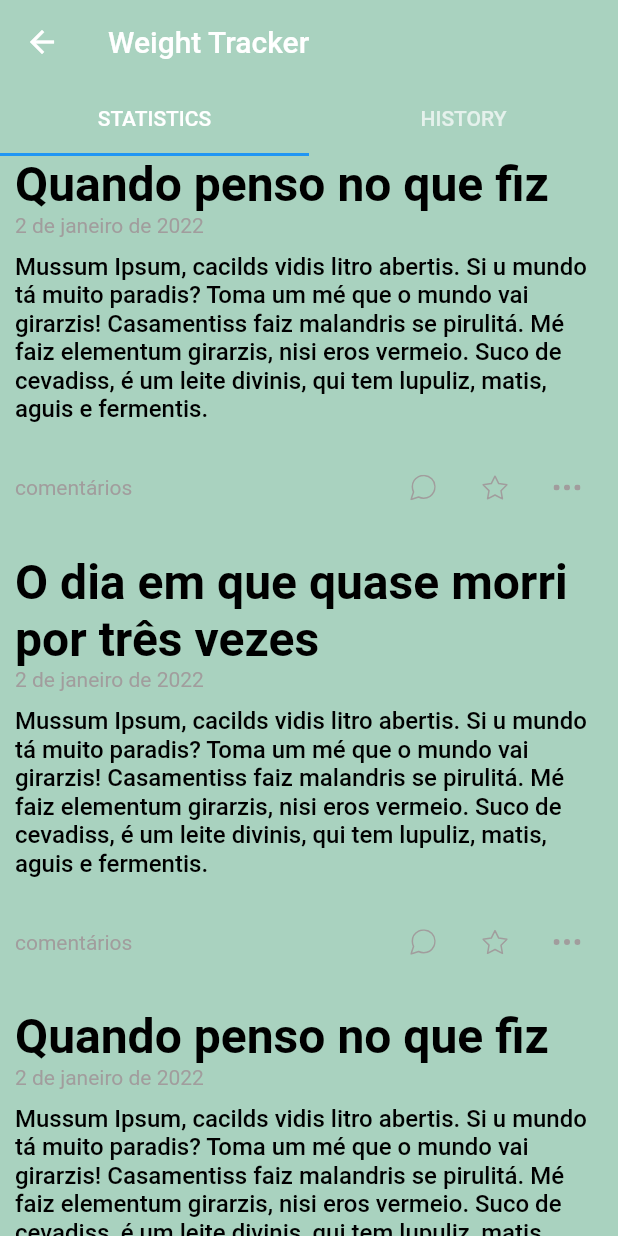
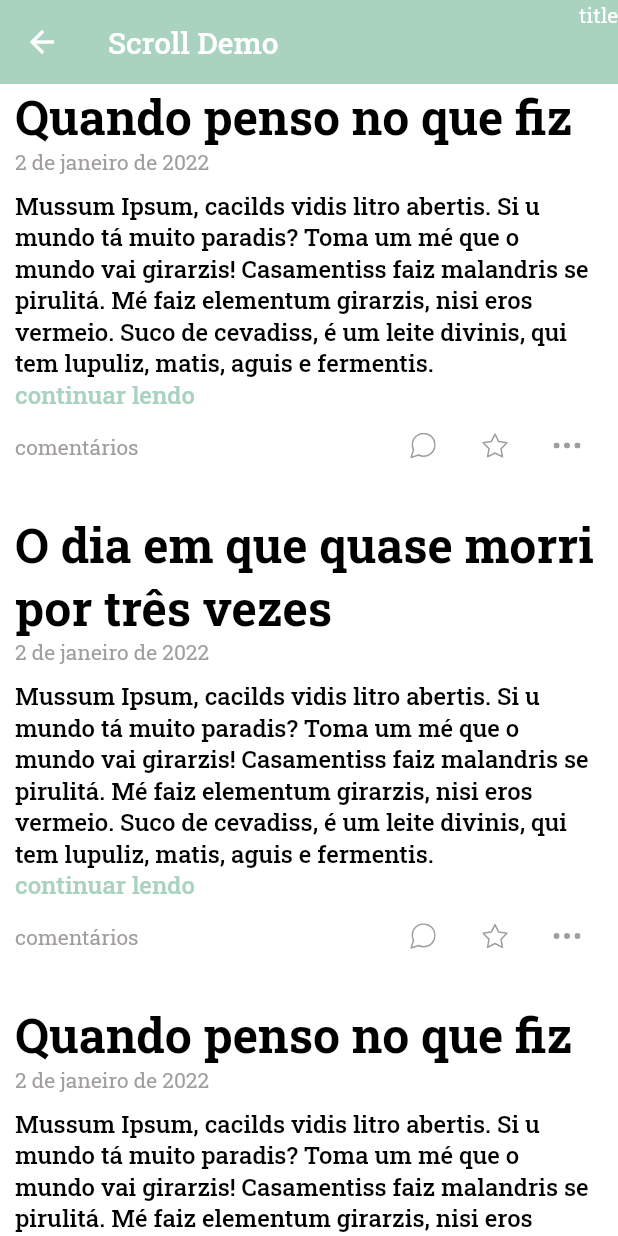
Before and after one commit to csbs1985/universe_history_app, a Flutter app: the screen it shows after launch, on a phone screen of 412 x 824 dp. Run offline on Flutter 3.47's test engine with Material 2 defaults, Android fonts, the phone set to English and light mode, and no system bars; our stand-ins replace flutter_svg, page_transition; Roboto replaces fonts that are missing (ubuntu).

Commit message:
add fonts

```diff
--- a/lib/components/history_item_component.dart
+++ b/lib/components/history_item_component.dart
@@ -52,7 +52,7 @@ class _HistoryItemComponentState extends State<HistoryItemComponent> {
                     crossAxisAlignment: CrossAxisAlignment.center,
                     mainAxisAlignment: MainAxisAlignment.spaceBetween,
                     children: [
-                      Text(
+                      const Text(
                         'comentários',
                         style: uiTextStyle.text2,
                       ),
--- a/lib/main.dart
+++ b/lib/main.dart
@@ -29,8 +29,8 @@ class MyApp extends StatelessWidget {
       title: 'Flutter Demo',
       home: const SplashPage(),
       theme: ThemeData(
-        scaffoldBackgroundColor: uiColor.primary,
-        fontFamily: 'ubuntu',
+        scaffoldBackgroundColor: uiColor.comp_5,
+        fontFamily: 'roboto',
         appBarTheme: const AppBarTheme(
           backgroundColor: uiColor.primary,
           elevation: 0,
--- a/lib/pages/home_page.dart
+++ b/lib/pages/home_page.dart
@@ -1,6 +1,7 @@
 // ignore_for_file: unnecessary_new, prefer_const_constructors
 
 import 'package:flutter/material.dart';
+import 'package:flutter/rendering.dart';
 import 'package:flutter/services.dart';
 import 'package:universe_history_app/components/history_item_component.dart';
 import 'package:universe_history_app/shared/models/history_model.dart';
@@ -14,13 +15,41 @@ class HomePage extends StatefulWidget {
 }
 
 class _HomePageState extends State<HomePage> with TickerProviderStateMixin {
-  late final TabController _tabController;
+  late ScrollController _scrollViewController;
+  bool _showAppbar = true;
+  bool isScrollingDown = false;
   List<HistoryModel> allHistory = HistoryModel.allHistory;
 
   @override
   void initState() {
     super.initState();
-    _tabController = TabController(length: 2, vsync: this);
+    _scrollViewController = new ScrollController();
+    _scrollViewController.addListener(() {
+      if (_scrollViewController.position.userScrollDirection ==
+          ScrollDirection.reverse) {
+        if (!isScrollingDown) {
+          isScrollingDown = true;
+          _showAppbar = false;
+          setState(() {});
+        }
+      }
+
+      if (_scrollViewController.position.userScrollDirection ==
+          ScrollDirection.forward) {
+        if (isScrollingDown) {
+          isScrollingDown = false;
+          _showAppbar = true;
+          setState(() {});
+        }
+      }
+    });
+  }
+
+  @override
+  void dispose() {
+    _scrollViewController.dispose();
+    _scrollViewController.removeListener(() {});
+    super.dispose();
   }
 
   @override
@@ -33,30 +62,22 @@ class _HomePageState extends State<HomePage> with TickerProviderStateMixin {
     );
 
     return Scaffold(
-      body: NestedScrollView(
-        headerSliverBuilder: (BuildContext context, bool innerBoxIsScrolled) {
-          return [
-            SliverAppBar(
-              title: const Text('Weight Tracker'),
-              floating: true,
-              pinned: true,
-              forceElevated: innerBoxIsScrolled,
-              elevation: 0,
-              bottom: TabBar(
-                tabs: const [
-                  Tab(text: 'STATISTICS'),
-                  Tab(text: 'HISTORY'),
+      body: SafeArea(
+        child: Column(
+          children: [
+            AnimatedContainer(
+              height: _showAppbar ? 56.0 : 0.0,
+              duration: Duration(milliseconds: 200),
+              child: AppBar(
+                title: Text('Scroll Demo'),
+                actions: const [
+                  Text('title'),
                 ],
-                controller: _tabController,
               ),
             ),
-          ];
-        },
-        body: TabBarView(
-          controller: _tabController,
-          children: [
-            HistoryItemComponent(allHistory),
-            HistoryItemComponent(allHistory),
+            Expanded(
+              child: HistoryItemComponent(allHistory),
+            ),
           ],
         ),
       ),
```
Also changed, not shown: pubspec.yaml (+7 -26 lines), assets/fonts/RobotoSlab-Bold.ttf (added), assets/fonts/RobotoSlab-Light.ttf (added), assets/fonts/RobotoSlab-Medium.ttf (added), assets/fonts/RobotoSlab-Regular.ttf (added).
